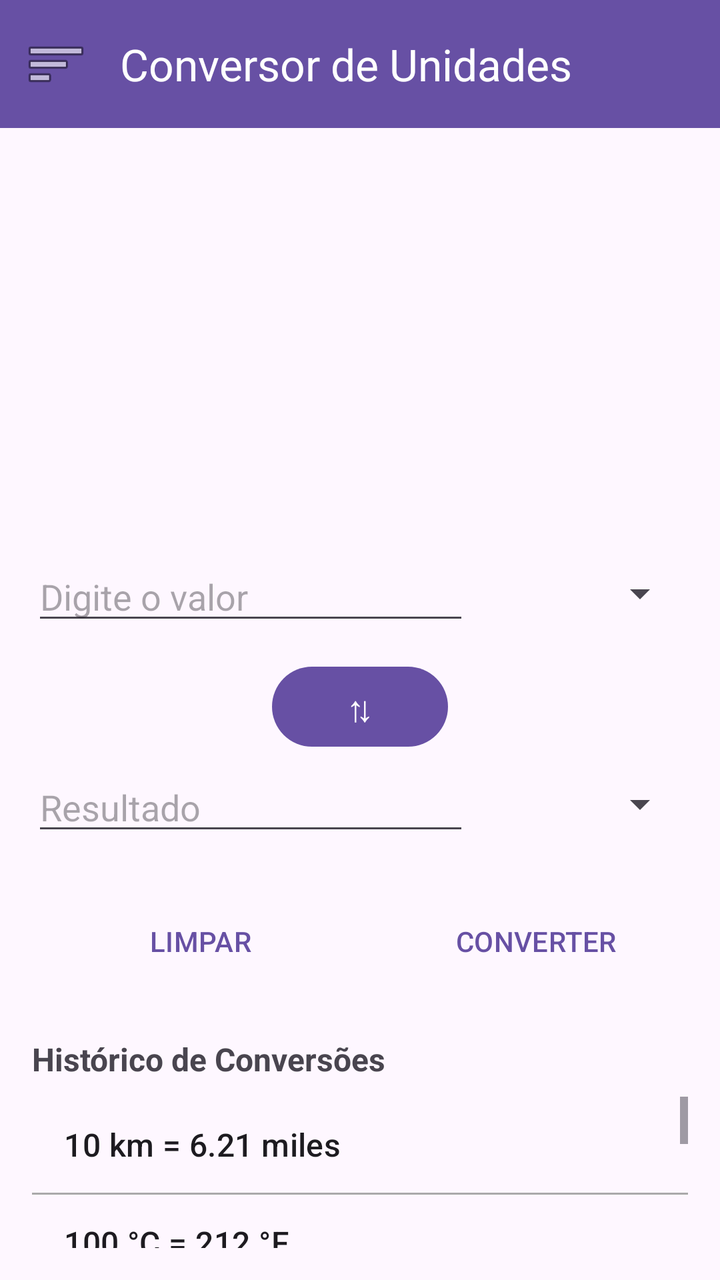
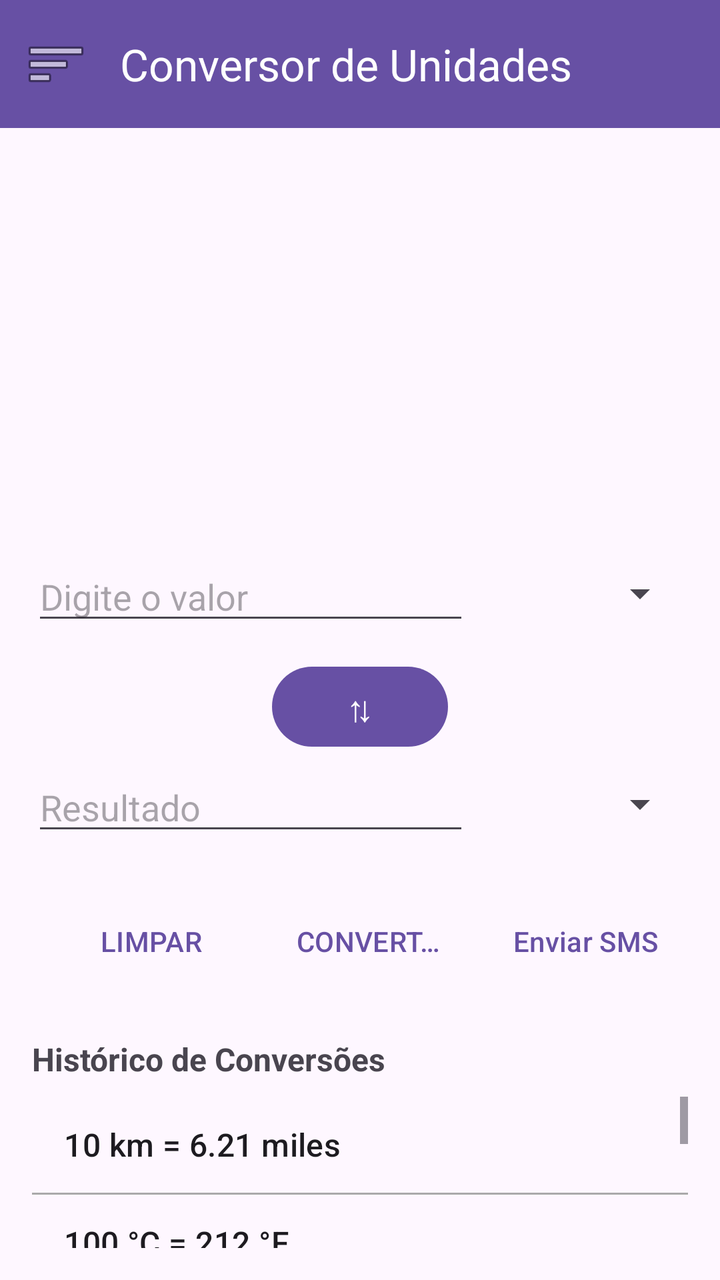

An Android layout rendered at two revisions. The XML below is the earlier revision; the diff shows what the commit changed to produce the second picture.
<!-- AndroidManifest.xml: application theme Theme.ConvertorUnidades -->
<!-- res/layout/activity_main.xml -->
<?xml version="1.0" encoding="utf-8"?>
<LinearLayout xmlns:android="http://schemas.android.com/apk/res/android"
    xmlns:app="http://schemas.android.com/apk/res-auto"
    android:id="@+id/main"
    android:layout_width="match_parent"
    android:layout_height="match_parent"
    android:orientation="vertical">

    
    <com.google.android.material.appbar.MaterialToolbar
        android:id="@+id/toolbar"
        android:layout_width="match_parent"
        android:layout_height="?attr/actionBarSize"
        android:background="?attr/colorPrimary"
        app:title="@string/conversor_de_unidades"
        app:titleTextColor="@android:color/white"
        app:navigationIcon="@android:drawable/ic_menu_sort_by_size" />

    
    <LinearLayout
        android:layout_width="match_parent"
        android:layout_height="match_parent"
        android:orientation="vertical"
        android:padding="16dp">

        <GridView
            android:id="@+id/gvTiposUnidades"
            android:layout_width="match_parent"
            android:layout_height="180dp"
            android:numColumns="3"
            android:verticalSpacing="8dp"
            android:horizontalSpacing="8dp"
            android:stretchMode="columnWidth"
            android:gravity="center"
            android:layout_marginBottom="16dp" />

        <LinearLayout
            android:layout_width="match_parent"
            android:layout_height="wrap_content"
            android:orientation="horizontal"
            android:weightSum="3"
            android:layout_marginBottom="8dp">

            <EditText
                android:id="@+id/etValorEntrada"
                android:layout_width="0dp"
                android:layout_height="wrap_content"
                android:layout_weight="2"
                android:hint="@string/digite_o_valor"
                android:inputType="numberDecimal"
                android:importantForAutofill="no" />

            <Spinner
                android:id="@+id/spUnidadeEntrada"
                android:layout_width="0dp"
                android:layout_height="wrap_content"
                android:layout_weight="1"
                android:layout_gravity="center_vertical" />

        </LinearLayout>

        <Button
            android:id="@+id/btnAlternar"
            android:layout_width="wrap_content"
            android:layout_height="wrap_content"
            android:text="@string/alternarUnidades"
            android:textSize="18sp"
            android:layout_gravity="center_horizontal"
            android:layout_marginTop="4dp"
            android:layout_marginBottom="4dp" />

        <LinearLayout
            android:layout_width="match_parent"
            android:layout_height="wrap_content"
            android:orientation="horizontal"
            android:weightSum="3"
            android:layout_marginBottom="24dp">

            <EditText
                android:id="@+id/etValorSaida"
                android:layout_width="0dp"
                android:layout_height="wrap_content"
                android:layout_weight="2"
                android:hint="@string/resultado"
                android:inputType="numberDecimal"
                android:importantForAutofill="no" />

            <Spinner
                android:id="@+id/spUnidadeSaida"
                android:layout_width="0dp"
                android:layout_height="wrap_content"
                android:layout_weight="1"
                android:layout_gravity="center_vertical" />

        </LinearLayout>

        <LinearLayout
            android:layout_width="match_parent"
            android:layout_height="wrap_content"
            android:orientation="horizontal"
            style="?android:attr/buttonBarStyle"
            android:layout_marginBottom="24dp">

            <Button
                android:id="@+id/btnLimpar"
                android:layout_width="0dp"
                android:layout_height="wrap_content"
                android:layout_weight="1"
                android:text="@string/limpar"
                android:layout_marginEnd="8dp"
                style="?android:attr/buttonBarButtonStyle" />

            <Button
                android:id="@+id/btnConverter"
                android:layout_width="0dp"
                android:layout_height="wrap_content"
                android:layout_weight="1"
                android:text="@string/converter"
                android:layout_marginStart="8dp"
                style="?android:attr/buttonBarButtonStyle" />

        </LinearLayout>

        <TextView
            android:id="@+id/tvTituloHistorico"
            android:layout_width="match_parent"
            android:layout_height="wrap_content"
            android:text="@string/historico_de_conversoes"
            android:textSize="16sp"
            android:textStyle="bold"
            android:layout_marginBottom="8dp" />

        <ListView
            android:id="@+id/lvHistorico"
            android:layout_width="match_parent"
            android:layout_height="0dp"
            android:layout_weight="1"
            android:entries="@array/dados_fake_historico"
            android:listSelector="@android:color/transparent"
            android:divider="@android:color/darker_gray"
            android:dividerHeight="1dp" />

    </LinearLayout>

</LinearLayout>
<!-- resources referenced by this layout -->
<resources>
  <string-array name="dados_fake_historico">
          <item>10 km = 6.21 miles</item>
          <item>100 °C = 212 °F</item>
          <item>5 kg = 11.02 lbs</item>
          <item>1.5 m = 150 cm</item>
          <item>32 °F = 0 °C</item>
      </string-array>
  <string name="alternarUnidades">⇅</string>
  <string name="conversor_de_unidades">Conversor de Unidades</string>
  <string name="converter">CONVERTER</string>
  <string name="digite_o_valor">Digite o valor</string>
  <string name="historico_de_conversoes">Histórico de Conversões</string>
  <string name="limpar">LIMPAR</string>
  <string name="resultado">Resultado</string>
  <style name="Theme.ConvertorUnidades" parent="Base.Theme.ConvertorUnidades" />
  <style name="Base.Theme.ConvertorUnidades" parent="Theme.Material3.DayNight.NoActionBar">
          
          
      </style>
</resources>

<!-- the commit's change to res/layout/activity_main.xml (unified diff, before → after) -->
@@ -6,7 +6,6 @@
     android:layout_height="match_parent"
     android:orientation="vertical">
 
-    
     <com.google.android.material.appbar.MaterialToolbar
         android:id="@+id/toolbar"
         android:layout_width="match_parent"
@@ -16,7 +15,6 @@
         app:titleTextColor="@android:color/white"
         app:navigationIcon="@android:drawable/ic_menu_sort_by_size" />
 
-    
     <LinearLayout
         android:layout_width="match_parent"
         android:layout_height="match_parent"
@@ -99,6 +97,7 @@
             android:layout_height="wrap_content"
             android:orientation="horizontal"
             style="?android:attr/buttonBarStyle"
+            android:weightSum="3"
             android:layout_marginBottom="24dp">
 
             <Button
@@ -107,7 +106,7 @@
                 android:layout_height="wrap_content"
                 android:layout_weight="1"
                 android:text="@string/limpar"
-                android:layout_marginEnd="8dp"
+                android:layout_marginEnd="4dp"
                 style="?android:attr/buttonBarButtonStyle" />
 
             <Button
@@ -116,7 +115,17 @@
                 android:layout_height="wrap_content"
                 android:layout_weight="1"
                 android:text="@string/converter"
-                android:layout_marginStart="8dp"
+                android:layout_marginStart="2dp"
+                android:layout_marginEnd="2dp"
+                style="?android:attr/buttonBarButtonStyle" />
+
+            <Button
+                android:id="@+id/btnEnviarSMS"
+                android:layout_width="0dp"
+                android:layout_height="wrap_content"
+                android:layout_weight="1"
+                android:text="@string/enviar_sms"
+                android:layout_marginStart="4dp"
                 style="?android:attr/buttonBarButtonStyle" />
 
         </LinearLayout>
<!-- resource entries referenced after the edit -->
@@ -11,6 +11,7 @@
   <string name="conversor_de_unidades">Conversor de Unidades</string>
   <string name="converter">CONVERTER</string>
   <string name="digite_o_valor">Digite o valor</string>
+  <string name="enviar_sms">Enviar SMS</string>
   <string name="historico_de_conversoes">Histórico de Conversões</string>
   <string name="limpar">LIMPAR</string>
   <string name="resultado">Resultado</string>
